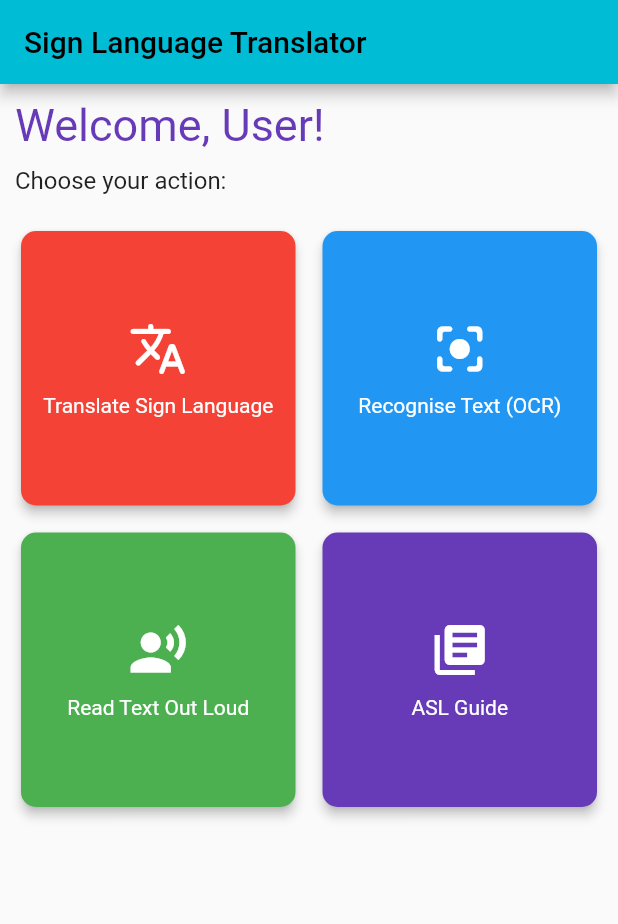
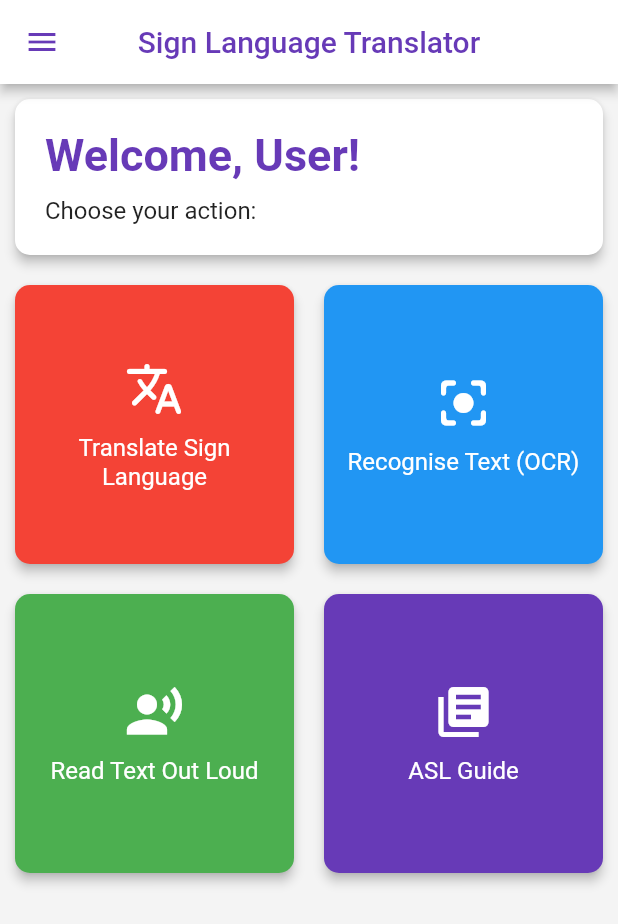
Before and after one commit to Harshit-Sonawala/sign-language-app, a Flutter app: the screen it shows after launch, on a phone screen of 412 x 824 dp. Shown: the top 924 px of the screen. Run offline on Flutter 3.47's test engine with Material 2 defaults, Android fonts, the phone set to English and light mode, and no system bars.

Commit message:
added and refined more ui elements

```diff
--- a/lib/HomeScreen.dart
+++ b/lib/HomeScreen.dart
@@ -1,4 +1,5 @@
 import 'package:flutter/material.dart';
+import 'package:flutter/services.dart';
 import './reusableWidgets/MainOptionButton.dart';
 
 class HomeScreen extends StatelessWidget {
@@ -37,14 +38,63 @@ class HomeScreen extends StatelessWidget {
       },
     ];
     return Scaffold(
+      drawer: MediaQuery.removePadding(
+        context: context,
+        // removeTop: true,
+        child: Drawer(
+          child: Column(
+            children: [
+              DrawerHeader(
+                decoration:
+                    BoxDecoration(color: Theme.of(context).primaryColor),
+                child: const Align(
+                    alignment: Alignment.bottomLeft,
+                    child: Text('Sign Language Translator',
+                        style: TextStyle(color: Colors.white, fontSize: 20))),
+              ),
+              ListTile(
+                onTap: () => {},
+                title: const Text('Home'),
+              ),
+              ListTile(
+                onTap: () => {},
+                title: const Text('Settings'),
+              ),
+              ListTile(
+                onTap: () => {},
+                title: const Text('About'),
+              ),
+            ],
+          ),
+        ),
+      ),
       appBar: AppBar(
+        centerTitle: true,
         title: const Text('Sign Language Translator'),
+        backgroundColor: Colors.white,
+        foregroundColor: Theme.of(context).primaryColor,
+        elevation: 3.0,
+        systemOverlayStyle: const SystemUiOverlayStyle(
+          statusBarColor: Colors.white,
+          statusBarIconBrightness: Brightness.dark, // For Android (dark icons)
+          statusBarBrightness: Brightness.dark, // For iOS (dark icons)
         ),
+      ),
+      backgroundColor: const Color(0xFFF4F4F4),
       body: Column(
         crossAxisAlignment: CrossAxisAlignment.start,
         children: [
-          Padding(
-            padding: const EdgeInsets.all(10.0),
+          FractionallySizedBox(
+            widthFactor: 1, // 100% width
+            child: Card(
+              shape: RoundedRectangleBorder(
+                borderRadius: BorderRadius.circular(10.0),
+              ),
+              margin:
+                  const EdgeInsets.symmetric(horizontal: 10.0, vertical: 10.0),
+              elevation: 3.0,
+              child: Padding(
+                padding: const EdgeInsets.all(20.0),
                 child: Column(
                   crossAxisAlignment: CrossAxisAlignment.start,
                   children: const [
@@ -53,6 +103,7 @@ class HomeScreen extends StatelessWidget {
                       style: TextStyle(
                         color: Colors.deepPurple,
                         fontSize: 30.0,
+                        fontWeight: FontWeight.bold,
                       ),
                     ),
                     SizedBox(
@@ -67,14 +118,14 @@ class HomeScreen extends StatelessWidget {
                   ],
                 ),
               ),
+            ),
+          ),
           Expanded(
-            child: Padding(
-              padding: const EdgeInsets.all(10.0),
             child: GridView.builder(
                 gridDelegate: const SliverGridDelegateWithFixedCrossAxisCount(
                   crossAxisCount: 2,
-                    mainAxisSpacing: 10.0,
-                    crossAxisSpacing: 10.0,
+                  // mainAxisSpacing: 2.0,
+                  // crossAxisSpacing: 2.0,
                 ),
                 itemCount: optionsList.length,
                 itemBuilder: (BuildContext context, int index) {
@@ -85,7 +136,6 @@ class HomeScreen extends StatelessWidget {
                       passedNavigate: optionsList[index]['optionNavigate']);
                 }),
           ),
-          ),
         ],
       ),
     );
--- a/lib/main.dart
+++ b/lib/main.dart
@@ -15,7 +15,7 @@ class MyApp extends StatelessWidget {
     return MaterialApp(
       title: 'Sign Language Translator',
       theme: ThemeData(
-        primarySwatch: Colors.cyan,
+        primarySwatch: Colors.deepPurple,
       ),
       home: const HomeScreen(),
       debugShowCheckedModeBanner: false,
--- a/lib/reusableWidgets/MainOptionButton.dart
+++ b/lib/reusableWidgets/MainOptionButton.dart
@@ -21,9 +21,12 @@ class MainOptionButton extends StatelessWidget {
         borderRadius: BorderRadius.circular(10.0),
       ),
       elevation: 3.0,
+      margin: const EdgeInsets.all(10),
       color: passedColor,
       child: InkWell(
         onTap: () => {},
+        child: Padding(
+          padding: const EdgeInsets.all(8.0),
           child: Center(
               child: Column(
             mainAxisAlignment: MainAxisAlignment.center,
@@ -38,14 +41,17 @@ class MainOptionButton extends StatelessWidget {
               ),
               Text(
                 passedTitle,
+                softWrap: true,
+                textAlign: TextAlign.center,
                 style: const TextStyle(
                   color: Colors.white,
-                fontSize: 14.0,
+                  fontSize: 16.0,
                 ),
               ),
             ],
           )),
         ),
+      ),
     );
   }
 }
```
Lines whose indentation alone changed are shown as unchanged.
